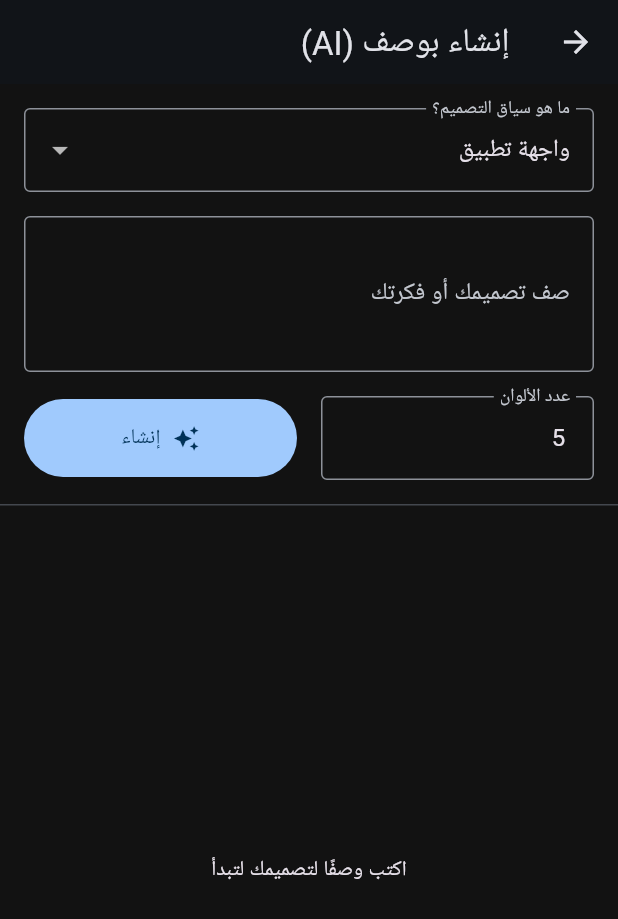
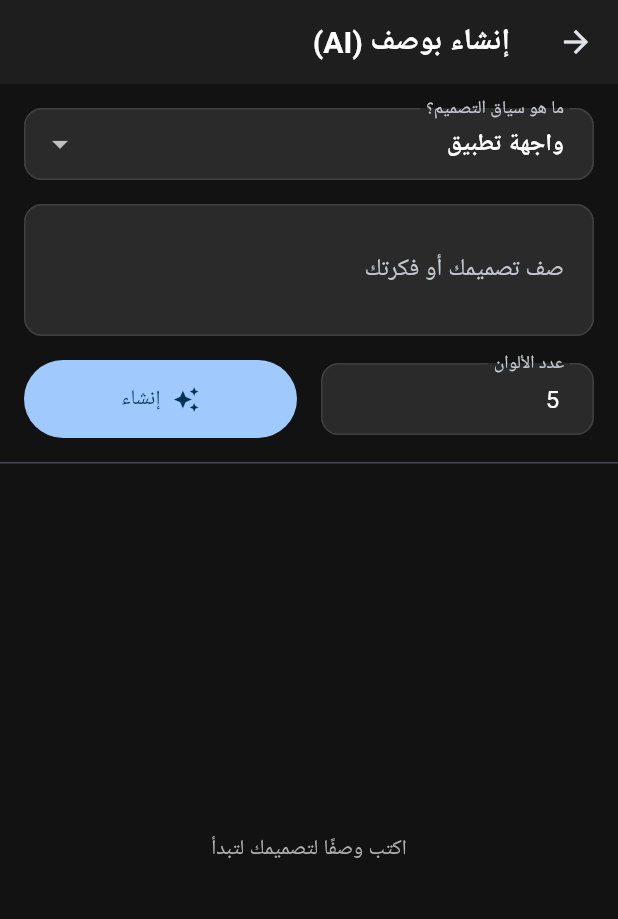
Before and after one commit to AnmarSammour/Flutter-projects, a Flutter app: the screen it shows after launch, after a tap on "إنشاء بوصف (AI)", on a phone screen of 412 x 824 dp. Shown: the top 919 px of the screen. Run offline on Flutter 3.47's test engine with Material 3 defaults, Android fonts, the phone set to English and light mode, and no system bars; our stand-ins replace flutter_colorpicker, flutter_dotenv, flutter_riverpod, google_generative_ai, hive, hive_flutter and 1 more; accounts and stored records are empty; network calls fail.

Commit message:
edit main

```diff
--- a/ai_palette_generator/lib/main.dart
+++ b/ai_palette_generator/lib/main.dart
@@ -10,18 +10,21 @@ import 'package:hive_flutter/hive_flutter.dart';
 import 'package:ai_palette_generator/models/color_adapter.dart';
 import 'package:ai_palette_generator/models/color_palette.dart';
 import 'package:flutter_dotenv/flutter_dotenv.dart';
+import 'package:ai_palette_generator/services/theme_service.dart';
 
 Future<void> main() async {
   WidgetsFlutterBinding.ensureInitialized();
+
   await Hive.initFlutter();
   Hive.registerAdapter(ColorPaletteAdapter());
   Hive.registerAdapter(ColorAdapter());
   Hive.registerAdapter(GradientPaletteAdapter());
   Hive.registerAdapter(GradientAlignmentTypeAdapter());
 
-  await Hive.openBox<ColorPalette>('palettes_box');
-  await Hive.openBox<GradientPalette>('gradients_box');
+  await Hive.openBox('palettes_box');
+  await Hive.openBox('gradients_box');
   await dotenv.load(fileName: ".env");
+
   runApp(const ProviderScope(child: MyApp()));
 }
 
@@ -33,7 +36,12 @@ class MyApp extends ConsumerWidget {
     final locale = ref.watch(localeProvider);
 
     return MaterialApp(
+      title: 'AI Palette Generator',
       onGenerateTitle: (context) => AppLocal.of(context).appTitle,
+
+      theme: AppTheme.darkTheme,
+
+      debugShowCheckedModeBanner: false,
 
       localizationsDelegates: const [
         AppLocal.delegate,
@@ -41,19 +49,10 @@ class MyApp extends ConsumerWidget {
         GlobalWidgetsLocalizations.delegate,
         GlobalCupertinoLocalizations.delegate,
       ],
+
       supportedLocales: AppLocal.supportedLocales,
-
       locale: locale,
 
-      debugShowCheckedModeBanner: false,
-      theme: ThemeData.dark().copyWith(
-        scaffoldBackgroundColor: const Color(0xFF121212),
-        cardColor: const Color(0xFF1E1E1E),
-        colorScheme: ColorScheme.fromSeed(
-          seedColor: Colors.blue,
-          brightness: Brightness.dark,
-        ),
-      ),
       builder: (context, child) {
         return Directionality(
           textDirection: locale.languageCode == 'ar'
@@ -62,6 +61,7 @@ class MyApp extends ConsumerWidget {
           child: child!,
         );
       },
+
       home: const MainWrapper(),
     );
   }
```
